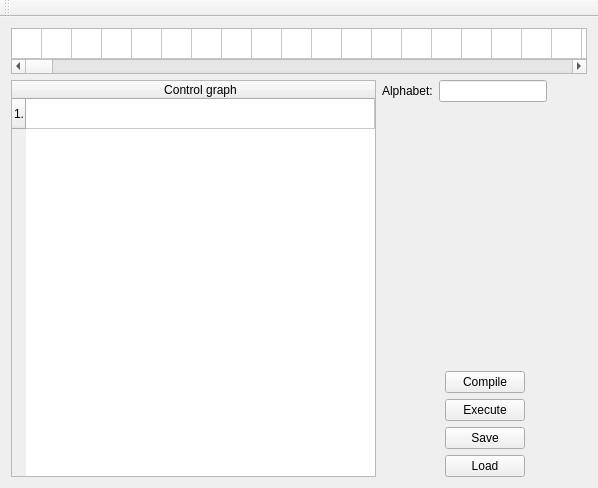
First picture: the form in TuringMachineGUI/TMMainWindow.ui, repository saleph/turing_machine, before the edit.
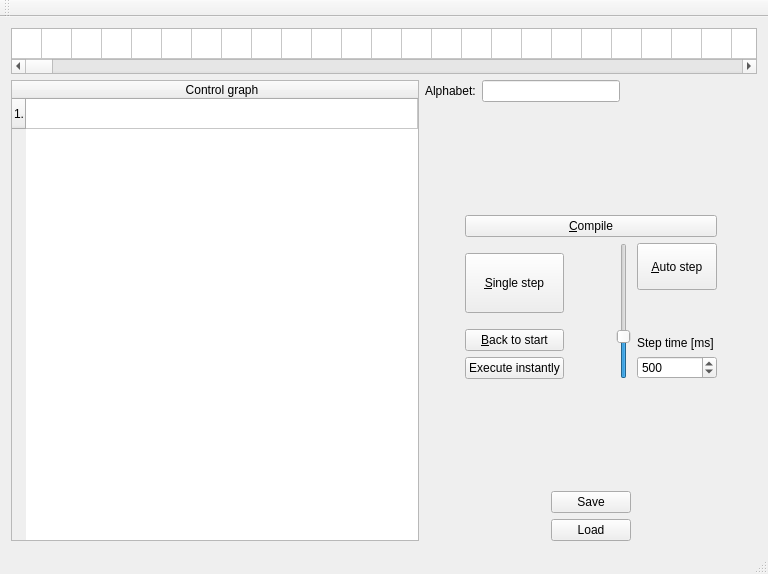
Second picture: the form after the edit. Custom widgets are drawn as their Qt base class.

Commit message: [ADD] stepping and auto stepping

The edit to the form file:
```diff
--- a/TuringMachineGUI/TMMainWindow.ui
+++ b/TuringMachineGUI/TMMainWindow.ui
@@ -6,15 +6,15 @@
    <rect>
     <x>0</x>
     <y>0</y>
-    <width>598</width>
-    <height>488</height>
+    <width>768</width>
+    <height>574</height>
    </rect>
   </property>
   <property name="windowTitle">
    <string>Turing Machine Simulator</string>
   </property>
   <widget class="QWidget" name="centralWidget">
-   <layout class="QVBoxLayout" name="verticalLayout_2">
+   <layout class="QVBoxLayout" name="verticalLayout_5">
     <item>
      <widget class="QTableWidget" name="tapeWidget">
       <property name="sizePolicy">
@@ -1189,33 +1189,188 @@
          </spacer>
         </item>
         <item>
-         <layout class="QGridLayout" name="gridLayout_2">
-          <property name="sizeConstraint">
-           <enum>QLayout::SetDefaultConstraint</enum>
-          </property>
-          <item row="4" column="1">
-           <widget class="QPushButton" name="loadButton">
-            <property name="text">
-             <string>Load</string>
+         <layout class="QGridLayout" name="gridLayout">
+          <item row="1" column="3">
+           <widget class="QSlider" name="stepTimeSlider">
+            <property name="minimum">
+             <number>100</number>
             </property>
+            <property name="maximum">
+             <number>1500</number>
+            </property>
+            <property name="singleStep">
+             <number>10</number>
+            </property>
+            <property name="pageStep">
+             <number>100</number>
+            </property>
+            <property name="sliderPosition">
+             <number>500</number>
+            </property>
+            <property name="tracking">
+             <bool>true</bool>
+            </property>
+            <property name="orientation">
+             <enum>Qt::Vertical</enum>
+            </property>
            </widget>
           </item>
-          <item row="2" column="1">
-           <widget class="QPushButton" name="saveButton">
-            <property name="text">
-             <string>Save</string>
+          <item row="1" column="1">
+           <layout class="QVBoxLayout" name="verticalLayout_4">
+            <item>
+             <spacer name="verticalSpacer_3">
+              <property name="orientation">
+               <enum>Qt::Vertical</enum>
+              </property>
+              <property name="sizeHint" stdset="0">
+               <size>
+                <width>20</width>
+                <height>10</height>
+               </size>
+              </property>
+             </spacer>
+            </item>
+            <item>
+             <widget class="QPushButton" name="singleStepButton">
+              <property name="minimumSize">
+               <size>
+                <width>0</width>
+                <height>60</height>
+               </size>
+              </property>
+              <property name="text">
+               <string>&amp;Single step</string>
+              </property>
+              <property name="iconSize">
+               <size>
+                <width>16</width>
+                <height>16</height>
+               </size>
+              </property>
+             </widget>
+            </item>
+            <item>
+             <spacer name="verticalSpacer_5">
+              <property name="orientation">
+               <enum>Qt::Vertical</enum>
+              </property>
+              <property name="sizeHint" stdset="0">
+               <size>
+                <width>20</width>
+                <height>10</height>
+               </size>
+              </property>
+             </spacer>
+            </item>
+            <item>
+             <widget class="QPushButton" name="backToStartButton">
+              <property name="text">
+               <string>&amp;Back to start</string>
+              </property>
+             </widget>
+            </item>
+            <item>
+             <widget class="QPushButton" name="executeButton">
+              <property name="text">
+               <string>Execute instantly</string>
+              </property>
+             </widget>
+            </item>
+           </layout>
+          </item>
+          <item row="1" column="4">
+           <layout class="QVBoxLayout" name="verticalLayout_2">
+            <item>
+             <widget class="QPushButton" name="autoStepButton">
+              <property name="sizePolicy">
+               <sizepolicy hsizetype="Minimum" vsizetype="Preferred">
+                <horstretch>0</horstretch>
+                <verstretch>3</verstretch>
+               </sizepolicy>
+              </property>
+              <property name="maximumSize">
+               <size>
+                <width>16777215</width>
+                <height>60</height>
+               </size>
+              </property>
+              <property name="text">
+               <string>&amp;Auto step</string>
+              </property>
+              <property name="checkable">
+               <bool>true</bool>
+              </property>
+              <property name="autoDefault">
+               <bool>false</bool>
+              </property>
+              <property name="default">
+               <bool>false</bool>
+              </property>
+              <property name="flat">
+               <bool>false</bool>
+              </property>
+             </widget>
+            </item>
+            <item>
+             <spacer name="verticalSpacer_2">
+              <property name="orientation">
+               <enum>Qt::Vertical</enum>
+              </property>
+              <property name="sizeHint" stdset="0">
+               <size>
+                <width>20</width>
+                <height>40</height>
+               </size>
+              </property>
+             </spacer>
+            </item>
+            <item>
+             <widget class="QLabel" name="stepTimeLabel">
+              <property name="text">
+               <string>Step time [ms]</string>
+              </property>
+             </widget>
+            </item>
+            <item>
+             <widget class="QSpinBox" name="stepTimeSpinBox">
+              <property name="minimum">
+               <number>100</number>
+              </property>
+              <property name="maximum">
+               <number>1500</number>
+              </property>
+              <property name="singleStep">
+               <number>100</number>
+              </property>
+              <property name="value">
+               <number>500</number>
+              </property>
+             </widget>
+            </item>
+           </layout>
+          </item>
+          <item row="1" column="2">
+           <spacer name="horizontalSpacer_4">
+            <property name="orientation">
+             <enum>Qt::Horizontal</enum>
             </property>
-           </widget>
+            <property name="sizeHint" stdset="0">
+             <size>
+              <width>40</width>
+              <height>20</height>
+             </size>
+            </property>
+           </spacer>
           </item>
-          <item row="0" column="1">
+          <item row="0" column="1" colspan="4">
            <widget class="QPushButton" name="compileButton">
             <property name="text">
-             <string>Compile</string>
+             <string>&amp;Compile</string>
             </property>
            </widget>
           </item>
-          <item row="4" column="2">
-           <spacer name="horizontalSpacer">
+          <item row="0" column="0" rowspan="2">
+           <spacer name="horizontalSpacer_5">
             <property name="orientation">
              <enum>Qt::Horizontal</enum>
             </property>
@@ -1227,7 +1382,37 @@
             </property>
            </spacer>
           </item>
-          <item row="4" column="0">
+          <item row="0" column="5" rowspan="2">
+           <spacer name="horizontalSpacer_6">
+            <property name="orientation">
+             <enum>Qt::Horizontal</enum>
+            </property>
+            <property name="sizeHint" stdset="0">
+             <size>
+              <width>40</width>
+              <height>20</height>
+             </size>
+            </property>
+           </spacer>
+          </item>
+         </layout>
+        </item>
+        <item>
+         <spacer name="verticalSpacer_4">
+          <property name="orientation">
+           <enum>Qt::Vertical</enum>
+          </property>
+          <property name="sizeHint" stdset="0">
+           <size>
+            <width>20</width>
+            <height>40</height>
+           </size>
+          </property>
+         </spacer>
+        </item>
+        <item>
+         <layout class="QHBoxLayout" name="horizontalLayout_3">
+          <item>
            <spacer name="horizontalSpacer_2">
             <property name="orientation">
              <enum>Qt::Horizontal</enum>
@@ -1240,12 +1425,36 @@
             </property>
            </spacer>
           </item>
-          <item row="1" column="1">
-           <widget class="QPushButton" name="executeButton">
-            <property name="text">
-             <string>Execute</string>
+          <item>
+           <layout class="QVBoxLayout" name="verticalLayout_3">
+            <item>
+             <widget class="QPushButton" name="saveButton">
+              <property name="text">
+               <string>Save</string>
+              </property>
+             </widget>
+            </item>
+            <item>
+             <widget class="QPushButton" name="loadButton">
+              <property name="text">
+               <string>Load</string>
+              </property>
+             </widget>
+            </item>
+           </layout>
+          </item>
+          <item>
+           <spacer name="horizontalSpacer">
+            <property name="orientation">
+             <enum>Qt::Horizontal</enum>
             </property>
-           </widget>
+            <property name="sizeHint" stdset="0">
+             <size>
+              <width>40</width>
+              <height>20</height>
+             </size>
+            </property>
+           </spacer>
           </item>
          </layout>
         </item>
@@ -1273,6 +1482,11 @@
     <bool>false</bool>
    </attribute>
   </widget>
+  <widget class="QStatusBar" name="statusBar">
+   <property name="accessibleName">
+    <string/>
+   </property>
+  </widget>
  </widget>
  <layoutdefault spacing="6" margin="11"/>
  <customwidgets>
```
Left out of the diff: 40 changed lines with no effect on the pictures. The commit also changes 6 other files.
